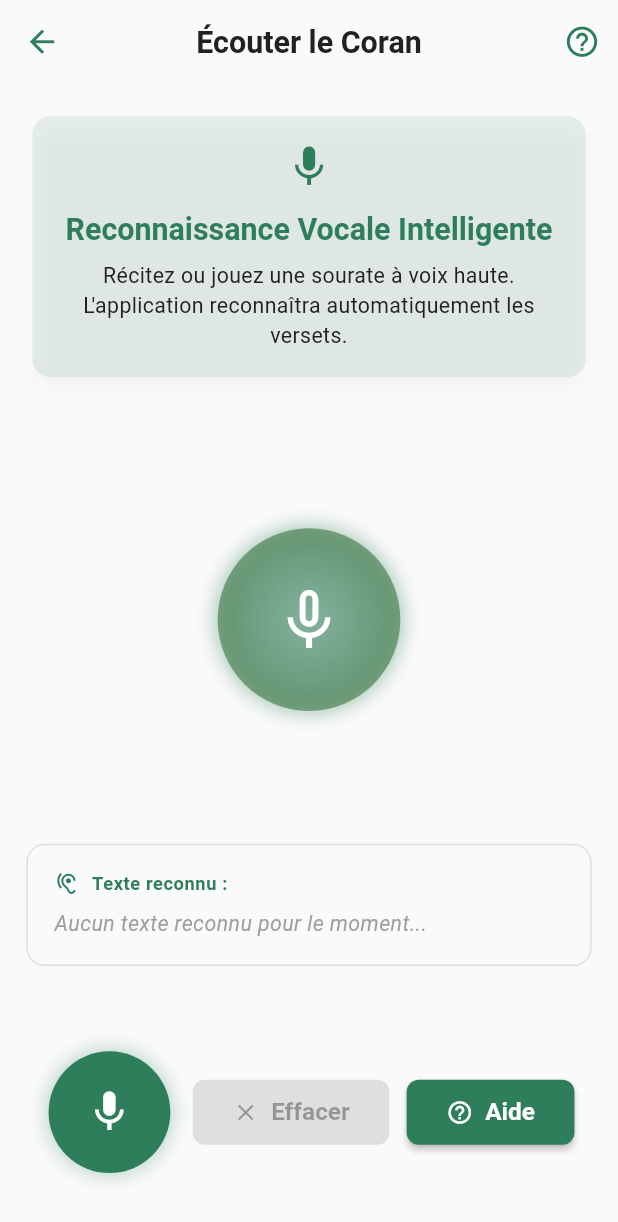
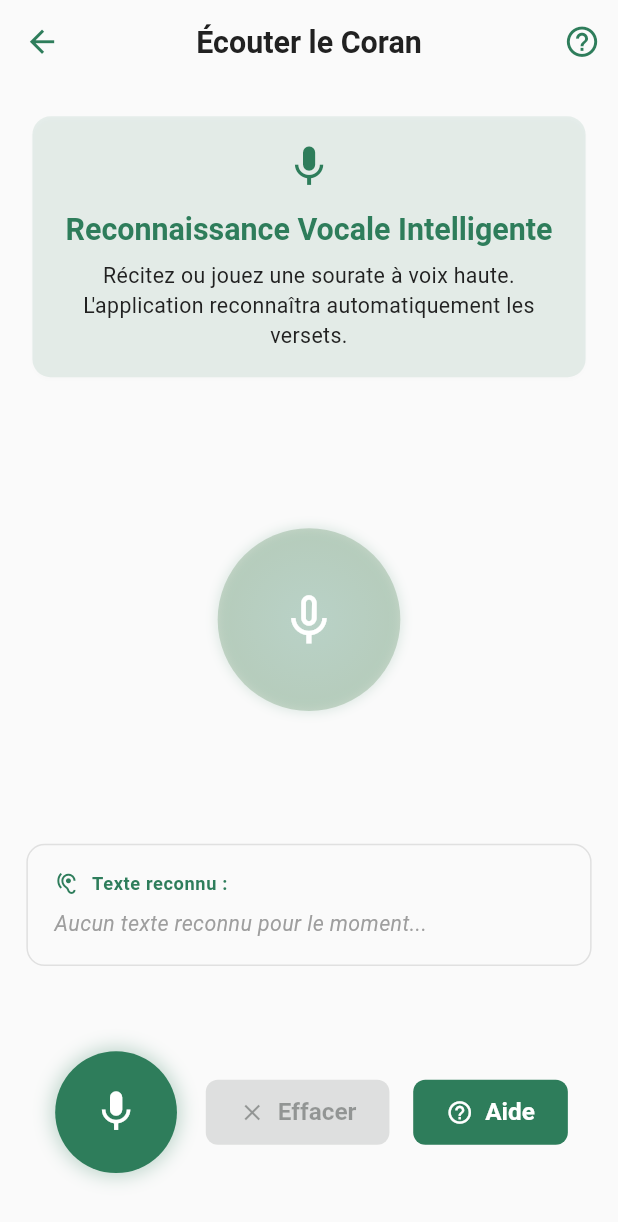
Before and after one commit to dione24/Quran, a Flutter app: the screen it shows after launch, after a tap on an icon or button, on a phone screen of 412 x 824 dp. Shown: the top 1222 px of the screen. Run offline on Flutter 3.47's test engine with Material 3 defaults, Android fonts, the phone set to English and light mode, and no system bars; our stand-ins replace flutter_riverpod, flutter_screenutil, flutter_tts, go_router, permission_handler, share_plus and 2 more; missing offline and left inert: string_similarity; accounts and stored records are empty; Roboto replaces fonts that are missing (Tajawal).

Commit message:
Refactor Quran data loading, theme tweaks, and listening animation improvements
Co-authored-by: dioneniangaly <dioneniangaly@gmail.com>

```diff
--- a/lib/data/quran_db.dart
+++ b/lib/data/quran_db.dart
@@ -121,16 +121,62 @@ class QuranDB {
     await _loadQuranDataFromAssets();
   }
 
-  /// Charge les données du Coran depuis les assets
+  /// Charge les données du Coran depuis les assets (offline-first)
   Future<void> _loadQuranDataFromAssets() async {
     try {
-      // Essayer de charger depuis les assets
-      final String jsonString = await rootBundle.loadString('assets/quran/quran.json');
-      final Map<String, dynamic> jsonData = json.decode(jsonString);
+      // 1) Essayer un fichier complet (recommandé pour le mode hors-ligne)
+      try {
+        final String jsonString = await rootBundle.loadString('assets/quran/quran_full.json');
+        final Map<String, dynamic> jsonData = json.decode(jsonString);
+        final quranData = QuranData.fromJson(jsonData);
+        await _saveQuranDataToDatabase(quranData);
+        return;
+      } catch (_) {}
 
-      final quranData = QuranData.fromJson(jsonData);
-      await _saveQuranDataToDatabase(quranData);
+      // 2) Essayer le fichier court existant (peut ne pas être complet)
+      try {
+        final String jsonString = await rootBundle.loadString('assets/quran/quran.json');
+        final Map<String, dynamic> jsonData = json.decode(jsonString);
+        final quranData = QuranData.fromJson(jsonData);
+        await _saveQuranDataToDatabase(quranData);
+        return;
+      } catch (_) {}
 
+      // 3) Essayer des fichiers par sourate (surah_1.json, s001.json, 1.json)
+      final List<Surah> surahs = [];
+      for (int i = 1; i <= 114; i++) {
+        String? content;
+        final candidates = [
+          'assets/quran/surah_$i.json',
+          'assets/quran/surah_${i.toString().padLeft(3, '0')}.json',
+          'assets/quran/s${i.toString().padLeft(3, '0')}.json',
+          'assets/quran/$i.json',
+        ];
+        for (final path in candidates) {
+          try {
+            content = await rootBundle.loadString(path);
+            break;
+          } catch (_) {}
+        }
+        if (content != null) {
+          final Map<String, dynamic> data = json.decode(content);
+          // Supporter soit un objet de sourate, soit un wrapper { surahs: [ ... ] }
+          if (data.containsKey('number') && data.containsKey('ayahs')) {
+            surahs.add(Surah.fromJson(data));
+          } else if (data.containsKey('surahs')) {
+            surahs.addAll((data['surahs'] as List)
+                .map((e) => Surah.fromJson(e as Map<String, dynamic>))
+                .toList());
+          }
+        }
+      }
+      if (surahs.isNotEmpty) {
+        final quranData = QuranData(surahs: surahs);
+        await _saveQuranDataToDatabase(quranData);
+        return;
+      }
+
+      throw Exception('Aucune donnée du Coran trouvée dans les assets');
     } catch (e) {
       print('Erreur lors du chargement des données: $e');
       // En cas d'erreur, créer des données de base
--- a/lib/main.dart
+++ b/lib/main.dart
@@ -92,13 +92,6 @@ class _MainNavigationScreenState extends State<MainNavigationScreen> {
       bottomNavigationBar: Container(
         decoration: BoxDecoration(
           color: Theme.of(context).scaffoldBackgroundColor,
-          boxShadow: [
-            BoxShadow(
-              color: Colors.black.withOpacity(0.1),
-              blurRadius: 10,
-              offset: const Offset(0, -5),
-            ),
-          ],
         ),
         child: BottomNavigationBar(
           currentIndex: _currentIndex,
--- a/lib/utils/app_theme.dart
+++ b/lib/utils/app_theme.dart
@@ -12,8 +12,8 @@ class AppTheme {
       ),
       scaffoldBackgroundColor: AppConstants.backgroundColor,
       fontFamily: 'Tajawal',
+      visualDensity: VisualDensity.adaptivePlatformDensity,
 
-      // AppBar Theme
       appBarTheme: AppBarTheme(
         backgroundColor: Colors.transparent,
         elevation: 0,
@@ -30,7 +30,6 @@ class AppTheme {
         ),
       ),
 
-      // Text Themes
       textTheme: TextTheme(
         displayLarge: TextStyle(
           fontSize: 32.sp,
@@ -75,23 +74,21 @@ class AppTheme {
         ),
       ),
 
-      // Card Theme
       cardTheme: CardTheme(
         color: Colors.white,
-        elevation: 4,
-        shadowColor: Colors.black.withOpacity(0.1),
+        elevation: 1,
+        shadowColor: Colors.black.withOpacity(0.05),
         shape: RoundedRectangleBorder(
           borderRadius: BorderRadius.circular(12.r),
         ),
       ),
 
-      // Button Themes
       elevatedButtonTheme: ElevatedButtonThemeData(
         style: ElevatedButton.styleFrom(
           backgroundColor: AppConstants.primaryColor,
           foregroundColor: Colors.white,
-          elevation: 2,
-          padding: EdgeInsets.symmetric(horizontal: 24.w, vertical: 12.h),
+          elevation: 0,
+          padding: EdgeInsets.symmetric(horizontal: 20.w, vertical: 12.h),
           shape: RoundedRectangleBorder(
             borderRadius: BorderRadius.circular(8.r),
           ),
@@ -106,7 +103,7 @@ class AppTheme {
       floatingActionButtonTheme: FloatingActionButtonThemeData(
         backgroundColor: AppConstants.primaryColor,
         foregroundColor: Colors.white,
-        elevation: 6,
+        elevation: 2,
         shape: RoundedRectangleBorder(
           borderRadius: BorderRadius.circular(16.r),
         ),
@@ -123,8 +120,8 @@ class AppTheme {
       ),
       scaffoldBackgroundColor: AppConstants.darkBackgroundColor,
       fontFamily: 'Tajawal',
+      visualDensity: VisualDensity.adaptivePlatformDensity,
 
-      // AppBar Theme
       appBarTheme: AppBarTheme(
         backgroundColor: Colors.transparent,
         elevation: 0,
@@ -141,7 +138,6 @@ class AppTheme {
         ),
       ),
 
-      // Text Themes
       textTheme: TextTheme(
         displayLarge: TextStyle(
           fontSize: 32.sp,
@@ -163,11 +159,10 @@ class AppTheme {
         ),
       ),
 
-      // Card Theme
       cardTheme: CardTheme(
         color: AppConstants.darkCardColor,
-        elevation: 4,
-        shadowColor: Colors.black.withOpacity(0.3),
+        elevation: 1,
+        shadowColor: Colors.black.withOpacity(0.2),
         shape: RoundedRectangleBorder(
           borderRadius: BorderRadius.circular(12.r),
         ),
@@ -175,7 +170,6 @@ class AppTheme {
     );
   }
 
-  // Styles spéciaux pour le texte arabe
   static TextStyle arabicTextStyle({
     double? fontSize,
     FontWeight? fontWeight,
@@ -188,7 +182,6 @@ class AppTheme {
       fontWeight: fontWeight ?? FontWeight.normal,
       color: color ?? AppConstants.textColor,
       height: height ?? 2.0,
-      // textDirection: TextDirection.rtl,
     );
   }
 }
```
Also changed, not shown: lib/widgets/listening_animation.dart (+23 -151 lines).
